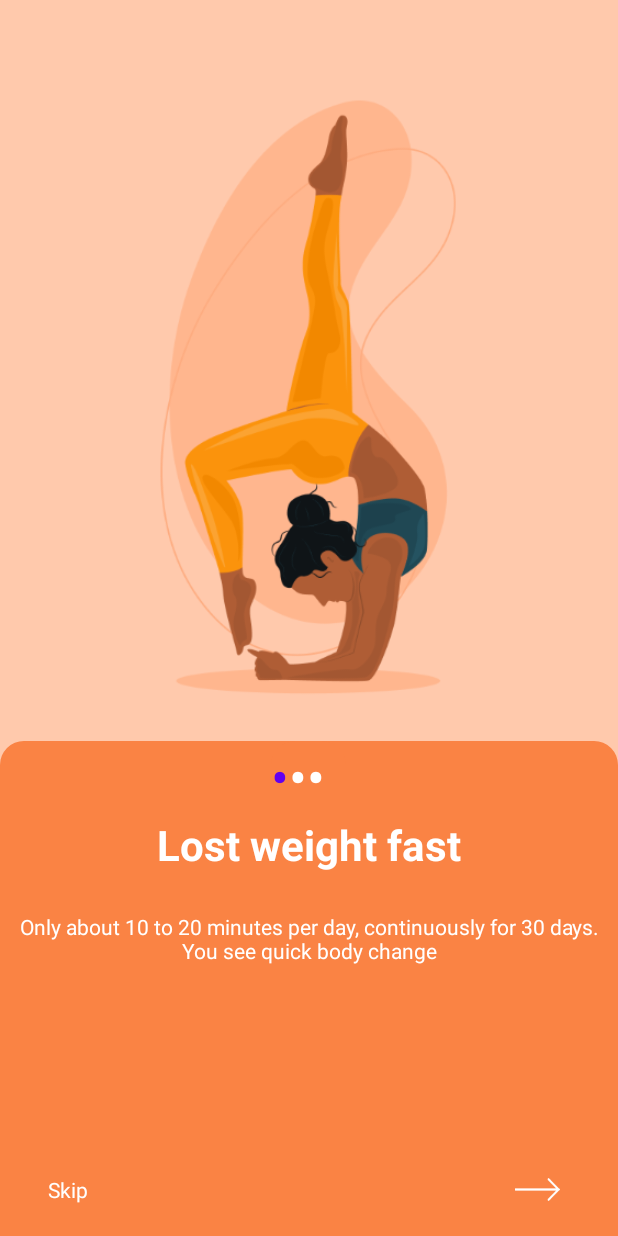
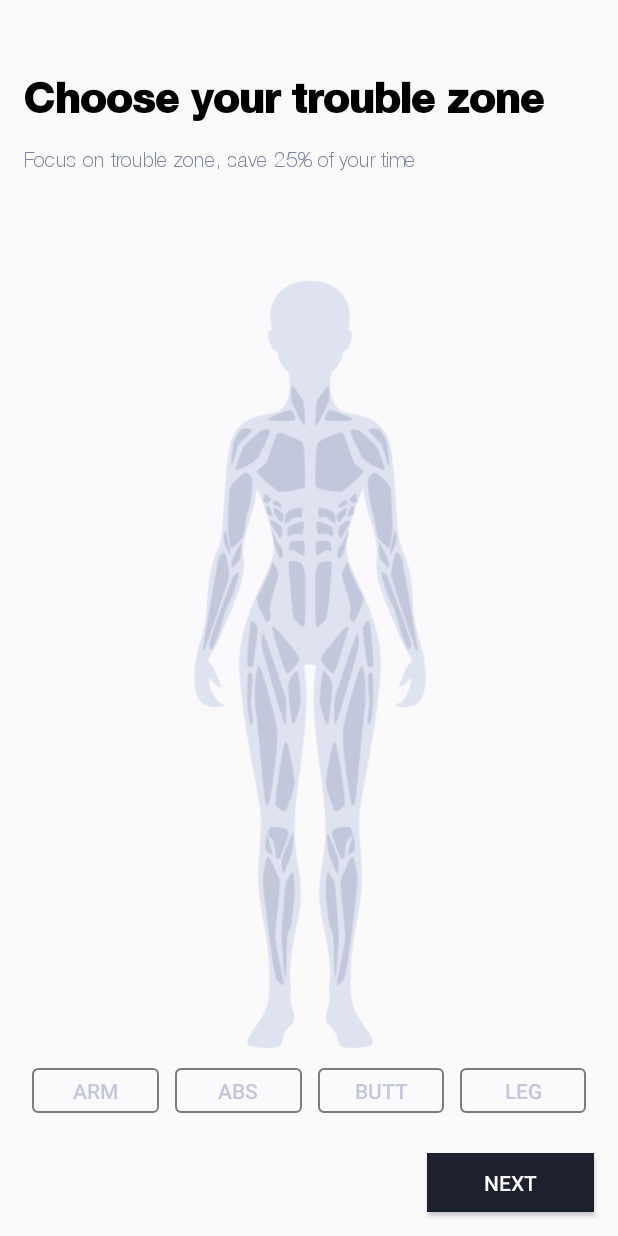
Before and after one commit to tungdaoUTE/weightBase, an Android app: the IntroActivity screen opened directly, with no data from a screen before it, after a tap on "Skip", on a phone screen of 412 x 824 dp. Run offline under Robolectric (Android 15) with nearby library versions, the phone set to English and light mode, and no system bars.

Commit message:
màn chọn vùng tập

```diff
--- a/app/src/main/AndroidManifest.xml
+++ b/app/src/main/AndroidManifest.xml
@@ -8,8 +8,9 @@
         android:label="@string/app_name"
         android:roundIcon="@mipmap/ic_launcher_round"
         android:supportsRtl="true"
-        android:theme="@style/Theme.OverWeights">
-        <activity android:name=".ui.intro.IntroActivity"></activity>
+        android:theme="@style/Theme.AppCompat.DayNight.NoActionBar">
+        <activity android:name=".ui.chooseZone.ChooseZoneActivity"></activity>
+        <activity android:name=".ui.intro.IntroActivity" />
         <activity android:name=".ui.login.LoginActivity" />
         <activity android:name=".ui.splash.SplashActivity">
             <intent-filter>
--- /dev/null
+++ b/app/src/main/java/com/example/overweights/ui/chooseZone/ChooseZoneActivity.java
@@ -0,0 +1,81 @@
+package com.example.overweights.ui.chooseZone;
+
+import androidx.appcompat.app.AppCompatActivity;
+
+import android.graphics.Color;
+import android.os.Bundle;
+import android.view.View;
+
+import com.example.overweights.R;
+import com.example.overweights.databinding.ActivityChooseZoneBinding;
+
+public class ChooseZoneActivity extends AppCompatActivity {
+
+    ActivityChooseZoneBinding binding;
+
+    @Override
+    protected void onCreate(Bundle savedInstanceState) {
+        super.onCreate(savedInstanceState);
+        binding = ActivityChooseZoneBinding.inflate(getLayoutInflater());
+        View view = binding.getRoot();
+        setContentView(view);
+
+            binding.btnButt.setOnClickListener(new View.OnClickListener() {
+                @Override
+                public void onClick(View v) {
+                    resetAll();
+                    binding.imgChoose.setImageResource(R.drawable.imgbutt);
+                    binding.btnButt.setTextColor(Color.parseColor("#FA8344"));
+                    binding.btnButt.setBackgroundResource(R.drawable.bg_button_select);
+                }
+            });
+
+        binding.btnAbs.setOnClickListener(new View.OnClickListener() {
+            @Override
+            public void onClick(View v) {
+                resetAll();
+                binding.imgChoose.setImageResource(R.drawable.imgabs);
+                binding.btnAbs.setTextColor(Color.parseColor("#FA8344"));
+                binding.btnAbs.setBackgroundResource(R.drawable.bg_button_select);
+            }
+        });
+
+        binding.btnLeg.setOnClickListener(new View.OnClickListener() {
+            @Override
+            public void onClick(View v) {
+                resetAll();
+                binding.imgChoose.setImageResource(R.drawable.imgleg);
+                binding.btnLeg.setTextColor(Color.parseColor("#FA8344"));
+                binding.btnLeg.setBackgroundResource(R.drawable.bg_button_select);
+            }
+        });
+
+        binding.btnArm.setOnClickListener(new View.OnClickListener() {
+            @Override
+            public void onClick(View v) {
+                resetAll();
+                binding.imgChoose.setImageResource(R.drawable.imgarm);
+                binding.btnArm.setTextColor(Color.parseColor("#FA8344"));
+                binding.btnArm.setBackgroundResource(R.drawable.bg_button_select);
+            }
+        });
+
+    }
+
+    public void resetAll(){
+        binding.imgChoose.setImageResource(R.drawable.imgdefault);
+
+        binding.btnButt.setTextColor(Color.parseColor("#C3C7DB"));
+        binding.btnButt.setBackgroundResource(R.drawable.bg_button);
+
+        binding.btnAbs.setTextColor(Color.parseColor("#C3C7DB"));
+        binding.btnAbs.setBackgroundResource(R.drawable.bg_button);
+
+        binding.btnArm.setTextColor(Color.parseColor("#C3C7DB"));
+        binding.btnArm.setBackgroundResource(R.drawable.bg_button);
+
+        binding.btnLeg.setTextColor(Color.parseColor("#C3C7DB"));
+        binding.btnLeg.setBackgroundResource(R.drawable.bg_button);
+
+    }
+}
--- a/app/src/main/java/com/example/overweights/ui/intro/IntroActivity.java
+++ b/app/src/main/java/com/example/overweights/ui/intro/IntroActivity.java
@@ -3,6 +3,7 @@ package com.example.overweights.ui.intro;
 import androidx.appcompat.app.AppCompatActivity;
 import androidx.core.text.HtmlCompat;
 
+import android.content.Intent;
 import android.graphics.Color;
 import android.os.Bundle;
 import android.text.Html;
@@ -13,6 +14,7 @@ import android.widget.Toast;
 import com.example.overweights.R;
 import com.example.overweights.databinding.ActivityIntroBinding;
 import com.example.overweights.databinding.ActivityLoginBinding;
+import com.example.overweights.ui.chooseZone.ChooseZoneActivity;
 
 public class IntroActivity extends AppCompatActivity {
     ActivityIntroBinding binding;
@@ -46,7 +48,7 @@ public class IntroActivity extends AppCompatActivity {
             public void onClick(View v) {
                 position++;
                 if(position>2){
-                    Toast.makeText(IntroActivity.this, "nhảy trang", Toast.LENGTH_SHORT).show();
+                    startActivity(new Intent(IntroActivity.this, ChooseZoneActivity.class));
                 }else{
                     addDotssIndicator(position);
                     binding.imgSlide.setImageResource(slide_images[position]);
@@ -60,7 +62,7 @@ public class IntroActivity extends AppCompatActivity {
         binding.txtSkip.setOnClickListener(new View.OnClickListener() {
             @Override
             public void onClick(View v) {
-                Toast.makeText(IntroActivity.this, "nhảy", Toast.LENGTH_SHORT).show();
+                startActivity(new Intent(IntroActivity.this, ChooseZoneActivity.class));
             }
         });
 
--- a/app/src/main/java/com/example/overweights/ui/splash/SplashActivity.java
+++ b/app/src/main/java/com/example/overweights/ui/splash/SplashActivity.java
@@ -3,10 +3,13 @@ package com.example.overweights.ui.splash;
 import androidx.appcompat.app.AppCompatActivity;
 
 import android.content.Intent;
+import android.content.SharedPreferences;
 import android.os.Bundle;
+import android.preference.PreferenceManager;
 import android.view.View;
 
 import com.example.overweights.databinding.ActivitySplashBinding;
+import com.example.overweights.ui.chooseZone.ChooseZoneActivity;
 import com.example.overweights.ui.intro.IntroActivity;
 
 public class SplashActivity extends AppCompatActivity {
@@ -23,14 +26,19 @@ public class SplashActivity extends AppCompatActivity {
             public void run() {
                 try {
                     sleep(3000);
-
+                    SharedPreferences getpre= PreferenceManager.getDefaultSharedPreferences(getBaseContext());
+                    boolean isfirtstart=getpre.getBoolean("firststart",true);
+                    if(isfirtstart==true){
+                        startActivity(new Intent(SplashActivity.this, IntroActivity.class));
+                    }else{
+                        startActivity(new Intent(SplashActivity.this, ChooseZoneActivity.class));
+                    }
                 } catch (Exception ex) {
                     ex.printStackTrace();
-                } finally {
-                    startActivity(new Intent(SplashActivity.this, IntroActivity.class));
                 }
             }
         };
         thread.start();
+
     }
 }
--- /dev/null
+++ b/app/src/main/res/drawable/bg_button.xml
@@ -0,0 +1,12 @@
+<?xml version="1.0" encoding="utf-8"?>
+<shape xmlns:android="http://schemas.android.com/apk/res/android" >
+    <stroke android:width="1dp"
+        android:color="#7E7C7A" />
+
+    <corners android:radius="3dp" />
+
+    <gradient
+        android:centerColor="#FAFAFC"
+        android:endColor="#FAFAFC"
+        android:startColor="#FAFAFC" />
+</shape>
--- /dev/null
+++ b/app/src/main/res/drawable/bg_button_select.xml
@@ -0,0 +1,12 @@
+<?xml version="1.0" encoding="utf-8"?>
+<shape xmlns:android="http://schemas.android.com/apk/res/android" >
+    <stroke android:width="1dp"
+        android:color="#FA8344" />
+
+    <corners android:radius="3dp" />
+
+    <gradient
+        android:centerColor="#FAFAFC"
+        android:endColor="#FAFAFC"
+        android:startColor="#FAFAFC" />
+</shape>
--- /dev/null
+++ b/app/src/main/res/layout/activity_choose_zone.xml
@@ -0,0 +1,119 @@
+<?xml version="1.0" encoding="utf-8"?>
+<androidx.constraintlayout.widget.ConstraintLayout xmlns:android="http://schemas.android.com/apk/res/android"
+    xmlns:app="http://schemas.android.com/apk/res-auto"
+    xmlns:tools="http://schemas.android.com/tools"
+    android:layout_width="match_parent"
+    android:layout_height="match_parent"
+    tools:context=".ui.chooseZone.ChooseZoneActivity">
+
+    <TextView
+        android:id="@+id/textView3"
+        android:layout_width="wrap_content"
+        android:layout_height="wrap_content"
+        android:layout_marginStart="16dp"
+        android:layout_marginTop="48dp"
+        android:text="Choose your trouble zone"
+        android:fontFamily="@font/helveticabold"
+        android:textColor="@color/black"
+        android:textSize="28sp"
+        android:textStyle="bold"
+        app:layout_constraintStart_toStartOf="parent"
+        app:layout_constraintTop_toTopOf="parent" />
+
+     <TextView
+        android:id="@+id/textView4"
+        android:layout_width="wrap_content"
+        android:layout_height="wrap_content"
+        android:layout_marginStart="16dp"
+        android:layout_marginTop="16dp"
+        android:text="Focus on trouble zone, save 25% of your time"
+        android:textColor="#7D83A3"
+        android:fontFamily="@font/helveticaneue"
+        app:layout_constraintStart_toStartOf="parent"
+        app:layout_constraintTop_toBottomOf="@+id/textView3" />
+
+    <ImageView
+        android:id="@+id/imgChoose"
+        android:layout_width="0dp"
+        android:layout_height="0dp"
+        android:layout_marginTop="16dp"
+        android:layout_marginBottom="8dp"
+        app:layout_constraintBottom_toTopOf="@+id/linearLayout"
+        app:layout_constraintEnd_toEndOf="parent"
+        app:layout_constraintHorizontal_bias="0.0"
+        app:layout_constraintStart_toStartOf="parent"
+        app:layout_constraintTop_toBottomOf="@+id/textView4"
+        app:srcCompat="@drawable/imgdefault" />
+
+    <LinearLayout
+        android:id="@+id/linearLayout"
+        android:layout_width="0dp"
+        android:layout_height="53dp"
+        android:layout_marginStart="16dp"
+        android:layout_marginEnd="16dp"
+        android:layout_marginBottom="64dp"
+        android:orientation="horizontal"
+        app:layout_constraintBottom_toBottomOf="parent"
+        app:layout_constraintEnd_toEndOf="parent"
+        app:layout_constraintHorizontal_bias="0.0"
+        app:layout_constraintStart_toStartOf="parent">
+
+        <Button
+            android:id="@+id/btnArm"
+            android:layout_width="wrap_content"
+            android:layout_height="30dp"
+            android:layout_margin="5dp"
+            android:layout_weight="1"
+            android:background="@drawable/bg_button"
+            style="?android:attr/borderlessButtonStyle"
+            android:text="Arm"
+            android:textColor="#C3C7DB" />
+
+        <Button
+            android:id="@+id/btnAbs"
+            android:layout_width="wrap_content"
+            android:layout_height="30dp"
+            android:layout_margin="5dp"
+            android:layout_weight="1"
+            android:background="@drawable/bg_button"
+            style="?android:attr/borderlessButtonStyle"
+            android:text="Abs"
+            android:textColor="#C3C7DB" />
+
+        <Button
+            android:id="@+id/btnButt"
+            android:layout_width="wrap_content"
+            android:layout_height="30dp"
+            android:layout_margin="5dp"
+            android:layout_weight="1"
+            android:background="@drawable/bg_button"
+            style="?android:attr/borderlessButtonStyle"
+            android:text="Butt"
+            android:textColor="#C3C7DB" />
+
+        <Button
+            android:id="@+id/btnLeg"
+            style="?android:attr/borderlessButtonStyle"
+            android:layout_width="wrap_content"
+            android:layout_height="30dp"
+            android:layout_margin="5dp"
+            android:layout_weight="1"
+            android:background="@drawable/bg_button"
+            android:text="Leg"
+            android:textColor="#C3C7DB" />
+    </LinearLayout>
+
+    <Button
+        android:id="@+id/button2"
+        android:layout_width="111dp"
+        android:layout_height="39dp"
+        android:layout_marginEnd="16dp"
+        android:layout_marginBottom="8dp"
+        android:background="#1D202E"
+        android:text="Next"
+        android:textColor="@color/white"
+        app:layout_constraintBottom_toBottomOf="parent"
+        app:layout_constraintEnd_toEndOf="parent"
+        app:layout_constraintTop_toBottomOf="@+id/linearLayout" />
+
+</androidx.constraintlayout.widget.ConstraintLayout>
--- a/app/src/main/res/values-night/themes.xml
+++ b/app/src/main/res/values-night/themes.xml
@@ -3,7 +3,7 @@
     <style name="Theme.OverWeights" parent="Theme.MaterialComponents.DayNight.NoActionBar">
         <item name="android:fontFamily">@font/font_framily</item>
         <!-- Primary brand color. -->
-        <item name="colorPrimary">@color/purple_200</item>
+        <item name="colorPrimary">@color/colorButton</item>
         <item name="colorPrimaryVariant">@color/purple_700</item>
         <item name="colorOnPrimary">@color/black</item>
         <!-- Secondary brand color. -->
--- a/app/src/main/res/values/colors.xml
+++ b/app/src/main/res/values/colors.xml
@@ -7,4 +7,5 @@
     <color name="teal_700">#FF018786</color>
     <color name="black">#FF000000</color>
     <color name="white">#FFFFFFFF</color>
+    <color name="colorButton">#FAFAFC</color>
 </resources>
--- a/app/src/main/res/values/themes.xml
+++ b/app/src/main/res/values/themes.xml
@@ -3,7 +3,7 @@
     <style name="Theme.OverWeights" parent="Theme.MaterialComponents.DayNight.NoActionBar">
         <item name="android:fontFamily">@font/font_framily</item>
         <!-- Primary brand color. -->
-        <item name="colorPrimary">@color/purple_500</item>
+        <item name="colorPrimary">@color/colorButton</item>
         <item name="colorPrimaryVariant">@color/purple_700</item>
         <item name="colorOnPrimary">@color/white</item>
         <!-- Secondary brand color. -->
```
Also changed, not shown: app/src/main/res/drawable/imgabs.png (added), app/src/main/res/drawable/imgarm.png (added), app/src/main/res/drawable/imgbutt.png (added), app/src/main/res/drawable/imgdefault.png (added), app/src/main/res/drawable/imgleg.png (added).
